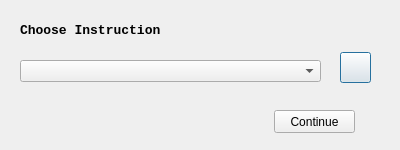
Qt form Wacom_FE/Release/playInstruction_UI.ui (souvikchakraborty98/WACOM) before a commit.
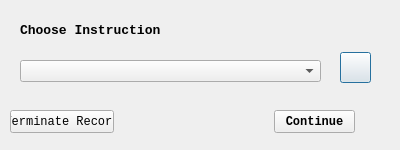
The same form after that commit. Icons and pictures are not drawn.

The edit to the form file:
```diff
--- a/Wacom_FE/Release/playInstruction_UI.ui
+++ b/Wacom_FE/Release/playInstruction_UI.ui
@@ -77,10 +77,35 @@
      <height>23</height>
     </rect>
    </property>
+   <property name="font">
+    <font>
+     <family>Consolas</family>
+     <weight>75</weight>
+     <bold>true</bold>
+    </font>
+   </property>
    <property name="text">
     <string>Continue</string>
    </property>
   </widget>
+  <widget class="QPushButton" name="cancelRecord">
+   <property name="geometry">
+    <rect>
+     <x>10</x>
+     <y>110</y>
+     <width>104</width>
+     <height>23</height>
+    </rect>
+   </property>
+   <property name="font">
+    <font>
+     <family>Consolas</family>
+    </font>
+   </property>
+   <property name="text">
+    <string>Terminate Record</string>
+   </property>
+  </widget>
  </widget>
  <resources/>
  <connections/>
```
